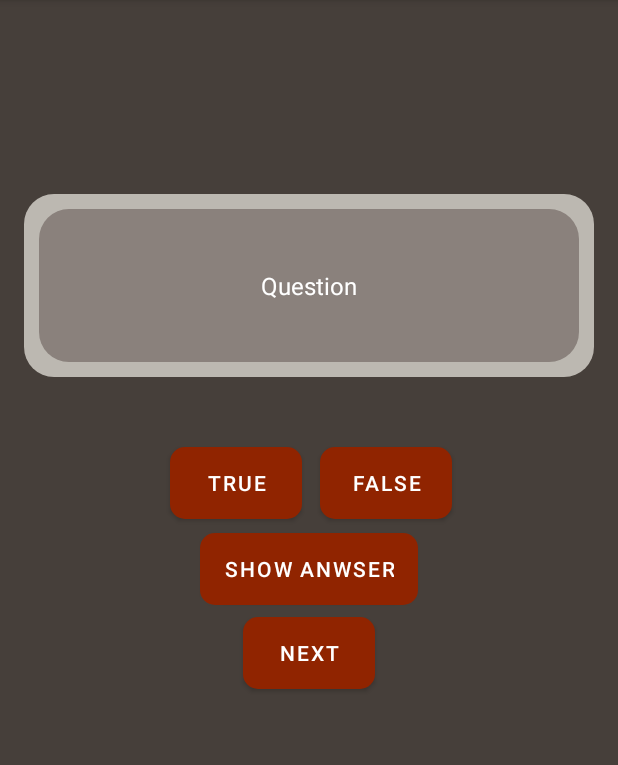
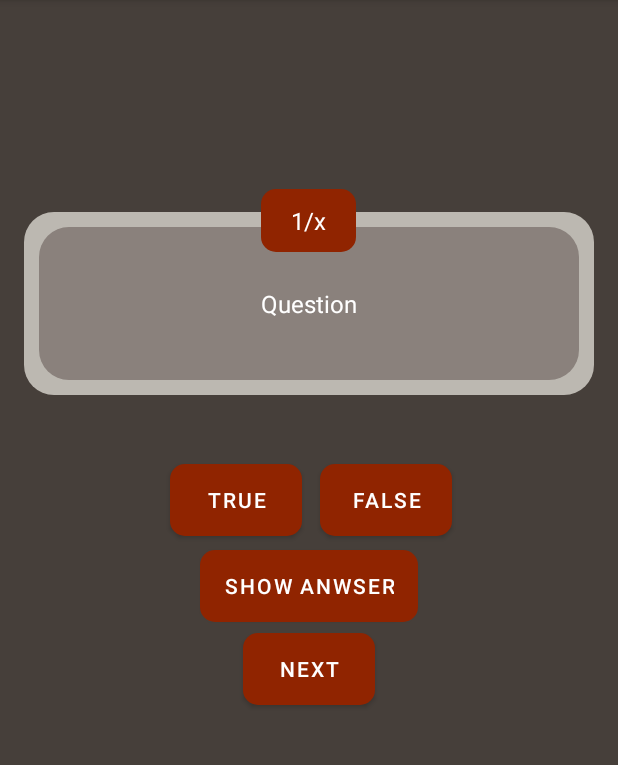
Before and after one commit to lucas-987/quizz_android, an Android app: the GameFragment screen opened through its navigation route, on a phone screen of 412 x 824 dp, the part 84-849 px from its top. Run offline under Robolectric (Android 15) with nearby library versions, the phone set to English and light mode, and no system bars; 2 statements that could not run were skipped.

Commit message:
Small UI improvements in the game part (displaying of nb of question in quizz selection and display question number during game) + possibility to pass default title when downloading a quizz

```diff
--- a/app/src/main/java/com/example/quizz/ui/AddQuizzDialog.java
+++ b/app/src/main/java/com/example/quizz/ui/AddQuizzDialog.java
@@ -28,6 +28,7 @@ public class AddQuizzDialog extends AppCompatDialogFragment {
     QuizzSelectionViewModel quizzSelectionViewModel;
 
     EditText urlEditText;
+    EditText defaultTitleEditText;
     EditText newQuizzTitleEditText;
 
     Button loadFromUrlButton;
@@ -37,13 +38,14 @@ public class AddQuizzDialog extends AppCompatDialogFragment {
         @Override
         public void onClick(View view) {
             String url = urlEditText.getText().toString();
+            String defaultTitle = defaultTitleEditText.getText().toString();
 
             if(url.isEmpty()) {
                 Toast.makeText(getContext(), getString(R.string.url_empty_error), Toast.LENGTH_LONG).show();
                 return;
             }
 
-            quizzSelectionViewModel.loadFromUrl(url);
+            quizzSelectionViewModel.loadFromUrl(url, defaultTitle);
             dismiss();
         }
     };
@@ -72,6 +74,7 @@ public class AddQuizzDialog extends AppCompatDialogFragment {
         View view = getLayoutInflater().inflate(R.layout.dialog_add_quizz, null);
 
         urlEditText = view.findViewById(R.id.addQuizzDialog_url_editText);
+        defaultTitleEditText = view.findViewById(R.id.addQuizzDialog_defaultTitle_editText);
         newQuizzTitleEditText = view.findViewById(R.id.addQuizzDialog_createNew_editText);
 
         loadFromUrlButton = view.findViewById(R.id.addQuizzDialog_validateUrl_button);
--- a/app/src/main/java/com/example/quizz/ui/GameFragment.java
+++ b/app/src/main/java/com/example/quizz/ui/GameFragment.java
@@ -26,6 +26,7 @@ public class GameFragment extends Fragment {
     private GameViewModel gameViewModel;
 
     private TextView questionTextView;
+    private TextView questionNumberTextView;
     private Button trueButton;
     private Button falseButton;
     private Button nextButton;
@@ -76,6 +77,9 @@ public class GameFragment extends Fragment {
         int currentQuestionIndex = gameViewModel.getSelectedQuestionIndex();
         questionTextView.setText(gameViewModel.getSelectedQuizz().getQuestions().get(currentQuestionIndex).getQuestion());
 
+        questionNumberTextView = view.findViewById(R.id.game_questionNumber_textView);
+        questionNumberTextView.setText((gameViewModel.getSelectedQuestionIndex() + 1) + "/" + gameViewModel.getSelectedQuizz().getQuestions().size());
+
         trueButton = view.findViewById(R.id.game_true_button);
         trueButton.setOnClickListener(trueButtonClicked);
 
@@ -112,13 +116,15 @@ public class GameFragment extends Fragment {
         int currentQuestionIndex = gameViewModel.getSelectedQuestionIndex();
         currentQuestionIndex++;
         gameViewModel.setSelectedQuestionIndex(currentQuestionIndex);
+        int nbQuestions = gameViewModel.getSelectedQuizz().getQuestions().size();
 
-        if(currentQuestionIndex == gameViewModel.getSelectedQuizz().getQuestions().size()) {
+        if(currentQuestionIndex == nbQuestions) {
             Navigation.findNavController(getView()).navigate(R.id.action_gameFragment_to_gameScoreFragement);
         }
         else {
             this.questionTextView.setText(gameViewModel.getSelectedQuizz().getQuestions().get(currentQuestionIndex).getQuestion());
             gameViewModel.setAnwserViewed(false);
+            this.questionNumberTextView.setText((currentQuestionIndex + 1) + "/" + nbQuestions);
         }
     }
 }
--- a/app/src/main/java/com/example/quizz/ui/GameSelectionAdapter.java
+++ b/app/src/main/java/com/example/quizz/ui/GameSelectionAdapter.java
@@ -42,6 +42,7 @@ public class GameSelectionAdapter extends RecyclerView.Adapter<GameSelectionAdap
         Quizz currentQuizz = quizzes.get(position);
 
         holder.titleTextView.setText(currentQuizz.getTitle());
+        holder.questionNumberTextView.setText(currentQuizz.getQuestions().size() + " questions");
     }
 
     @Override
@@ -57,12 +58,14 @@ public class GameSelectionAdapter extends RecyclerView.Adapter<GameSelectionAdap
     class GameSelectionHolder extends RecyclerView.ViewHolder {
 
         private TextView titleTextView;
+        private TextView questionNumberTextView;
         private Button playButton;
 
         public GameSelectionHolder(@NonNull View itemView) {
             super(itemView);
 
             titleTextView = itemView.findViewById(R.id.gameSelectionItem_quizzTitle_TextView);
+            questionNumberTextView = itemView.findViewById(R.id.gameSelectionItem_numberQuestions_textView);
 
             playButton = itemView.findViewById(R.id.gameSelectionItem_play_button);
             playButton.setOnClickListener(new View.OnClickListener() {
--- a/app/src/main/java/com/example/quizz/viewModel/QuizzSelectionViewModel.java
+++ b/app/src/main/java/com/example/quizz/viewModel/QuizzSelectionViewModel.java
@@ -34,7 +34,7 @@ public class QuizzSelectionViewModel extends AndroidViewModel {
         quizzRepository.addQuizz(quizz);
     }
 
-    public void loadFromUrl(String url) {
-        quizzRepository.loadQuizzFromUrl(url);
+    public void loadFromUrl(String url, String defaultTitle) {
+        quizzRepository.loadQuizzFromUrl(url, defaultTitle);
     }
 }
--- /dev/null
+++ b/app/src/main/res/drawable/ic_baseline_add_24.xml
@@ -0,0 +1,5 @@
+<vector android:height="24dp" android:tint="#FFFFFF"
+    android:viewportHeight="24" android:viewportWidth="24"
+    android:width="24dp" xmlns:android="http://schemas.android.com/apk/res/android">
+    <path android:fillColor="@android:color/white" android:pathData="M19,13h-6v6h-2v-6H5v-2h6V5h2v6h6v2z"/>
+</vector>
--- a/app/src/main/res/layout/fragment_game.xml
+++ b/app/src/main/res/layout/fragment_game.xml
@@ -6,6 +6,16 @@
     android:layout_height="match_parent"
     tools:context=".ui.GameFragment"
     android:background="@color/background">
+
+    <RelativeLayout
+        android:layout_width="wrap_content"
+        android:layout_height="wrap_content"
+        android:id="@+id/game_questionContainer_layout"
+        app:layout_constraintBottom_toBottomOf="parent"
+        app:layout_constraintEnd_toEndOf="parent"
+        app:layout_constraintStart_toStartOf="parent"
+        app:layout_constraintTop_toTopOf="parent"
+        app:layout_constraintVertical_bias="0.20">
 
         <TextView
             android:id="@+id/game_question_textView"
@@ -22,7 +32,24 @@
             android:background="@drawable/container_background"
             android:padding="50dp"
             android:layout_marginLeft="16dp"
-        android:layout_marginRight="16dp"/>
+            android:layout_marginRight="16dp"
+            android:layout_marginTop="15dp"/>
+
+        <TextView
+            android:id="@+id/game_questionNumber_textView"
+            android:layout_width="wrap_content"
+            android:layout_height="wrap_content"
+            android:paddingTop="10dp"
+            android:paddingBottom="10dp"
+            android:paddingLeft="20dp"
+            android:paddingRight="20dp"
+            android:text="1/x"
+            style="@style/title3"
+            android:background="@drawable/rounded_button"
+            android:backgroundTint="@color/kobe"
+            android:layout_centerHorizontal="true"/>
+
+    </RelativeLayout>
 
     <Button
         android:id="@+id/game_true_button"
@@ -33,7 +60,7 @@
         app:layout_constraintEnd_toEndOf="parent"
         app:layout_constraintHorizontal_bias="0.35"
         app:layout_constraintStart_toStartOf="parent"
-        app:layout_constraintTop_toBottomOf="@id/game_question_textView"
+        app:layout_constraintTop_toBottomOf="@id/game_questionContainer_layout"
         app:layout_constraintVertical_bias="0.10"
         style="@style/button"/>
 
--- a/app/src/main/res/layout/fragment_quizz_management.xml
+++ b/app/src/main/res/layout/fragment_quizz_management.xml
@@ -27,6 +27,6 @@
         app:layout_constraintEnd_toEndOf="parent"
         app:layout_constraintVertical_bias="0.90"
         app:layout_constraintHorizontal_bias="0.85"
-        />
+        style="@style/fabAdd" />
 
 </androidx.constraintlayout.widget.ConstraintLayout>
--- a/app/src/main/res/values/strings.xml
+++ b/app/src/main/res/values/strings.xml
@@ -18,10 +18,11 @@
     <string name="question_placeholder">Question</string>
     <string name="answer_placeholder">answer (true or false)</string>
 
-    <string name="add_quizz_dialog_title">Add or upload a quizz</string>
+    <string name="add_quizz_dialog_title">Add or download a quizz</string>
     <string name="add_quizz_from_url">Load from url</string>
     <string name="add_quizz_from_url_button">Load</string>
     <string name="add_quizz_from_url_placeholder">Url</string>
+    <string name="add_quizz_default_title_placeholder">Default title (optionnal)</string>
     <string name="create_new_quizz">Create a new quizz</string>
     <string name="create_new_quizz_button">Create</string>
     <string name="create_new_quizz_title_placeholder">Title</string>
--- a/app/src/main/res/values/themes.xml
+++ b/app/src/main/res/values/themes.xml
@@ -8,7 +8,7 @@
         <!-- Secondary brand color. -->
         <item name="colorSecondary">@color/mikado_yellow</item>
         <item name="colorSecondaryVariant">@color/teal_700</item>
-        <item name="colorOnSecondary">@color/black</item>
+        <item name="colorOnSecondary">@color/white</item>
         <!-- Status bar color. -->
         <item name="android:statusBarColor" tools:targetApi="l">?attr/colorPrimaryVariant</item>
         <!-- Background color -->
@@ -39,4 +39,10 @@
         <item name="android:backgroundTint">@color/white</item>
         <item name="android:textColor">@color/white</item>
     </style>
+
+    <style name="fabAdd">
+        <item name="maxImageSize">40dp</item>
+        <item name="tint">@color/white</item>
+        <item name="android:src">@drawable/ic_baseline_add_24</item>
+    </style>
 </resources>
```
Also changed, not shown: app/src/main/java/com/example/quizz/database/QuizzRepository.java (+7 -3 lines), app/src/main/res/layout/dialog_add_quizz.xml (+13 -2 lines), app/src/main/res/layout/fragment_quizz_management_selection.xml (+6 -5 lines), app/src/main/res/layout/game_selection_quizz_item.xml (+17 -4 lines). Lines whose indentation alone changed are shown as unchanged.
